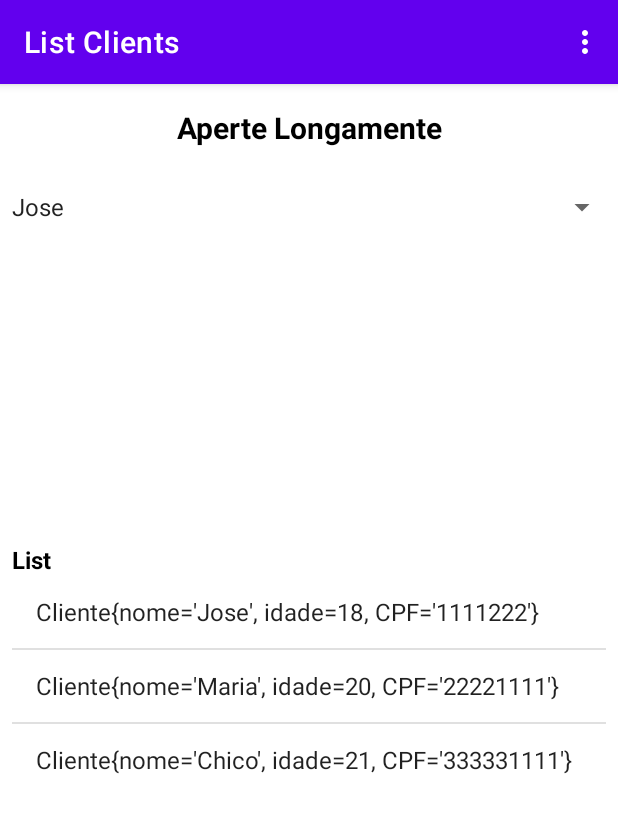
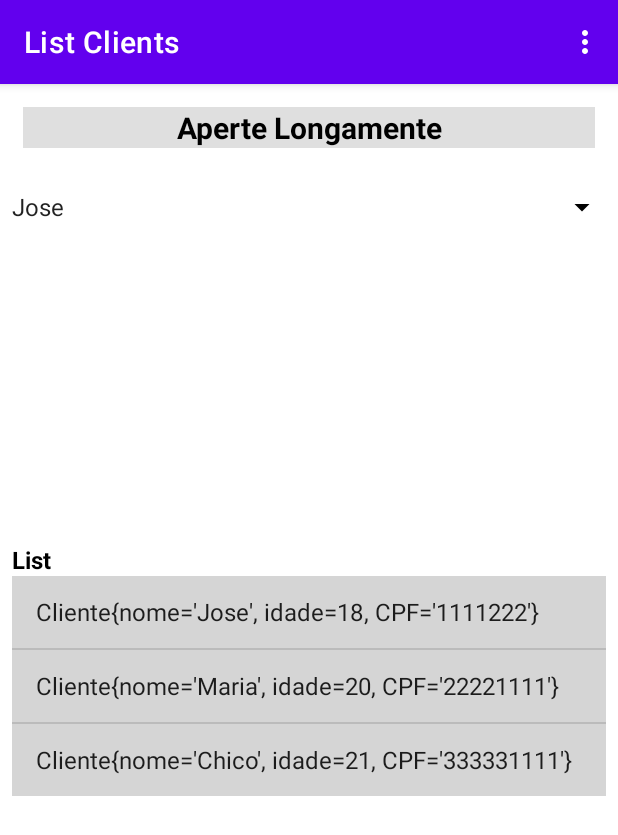
Before and after one commit to EllitonDias/FirstApp, an Android app: the ListV screen opened directly, with no data from a screen before it, on a phone screen of 412 x 824 dp. Shown: the top 835 px of the screen. Run offline under Robolectric (Android 15) with nearby library versions, the phone set to English and light mode, and no system bars.

Commit message:
Add files via upload

```diff
--- a/FirstApp/app/build.gradle
+++ b/FirstApp/app/build.gradle
@@ -32,6 +32,7 @@ dependencies {
     implementation 'androidx.appcompat:appcompat:1.4.1'
     implementation 'com.google.android.material:material:1.5.0'
     implementation 'androidx.constraintlayout:constraintlayout:2.1.3'
+    implementation 'androidx.legacy:legacy-support-v4:1.0.0'
     testImplementation 'junit:junit:4.13.2'
     androidTestImplementation 'androidx.test.ext:junit:1.1.3'
     androidTestImplementation 'androidx.test.espresso:espresso-core:3.4.0'
--- a/FirstApp/app/src/main/res/layout/activity_list_view.xml
+++ b/FirstApp/app/src/main/res/layout/activity_list_view.xml
@@ -13,6 +13,7 @@
         android:layout_width="match_parent"
         android:layout_height="wrap_content"
         android:layout_margin="15dp"
+        android:background="#DFDFDF"
         android:gravity="center"
         android:text="@string/txt_Long"
         android:textColor="#000000"
@@ -23,6 +24,7 @@
         android:id="@+id/activity_list_view_menuS"
         android:layout_width="match_parent"
         android:layout_height="wrap_content"
+        android:backgroundTint="#000000"
         android:contentDescription="@string/menu_Drop"
         android:minHeight="48dp"
         android:spinnerMode="dropdown" />
@@ -44,6 +46,8 @@
         android:layout_width="match_parent"
         android:layout_height="wrap_content"
         android:layout_marginStart="8dp"
-        android:layout_marginEnd="8dp" />
+        android:layout_marginEnd="8dp"
+        android:background="#D5D5D5"
+        android:cacheColorHint="#000000" />
 
 </LinearLayout>
```
